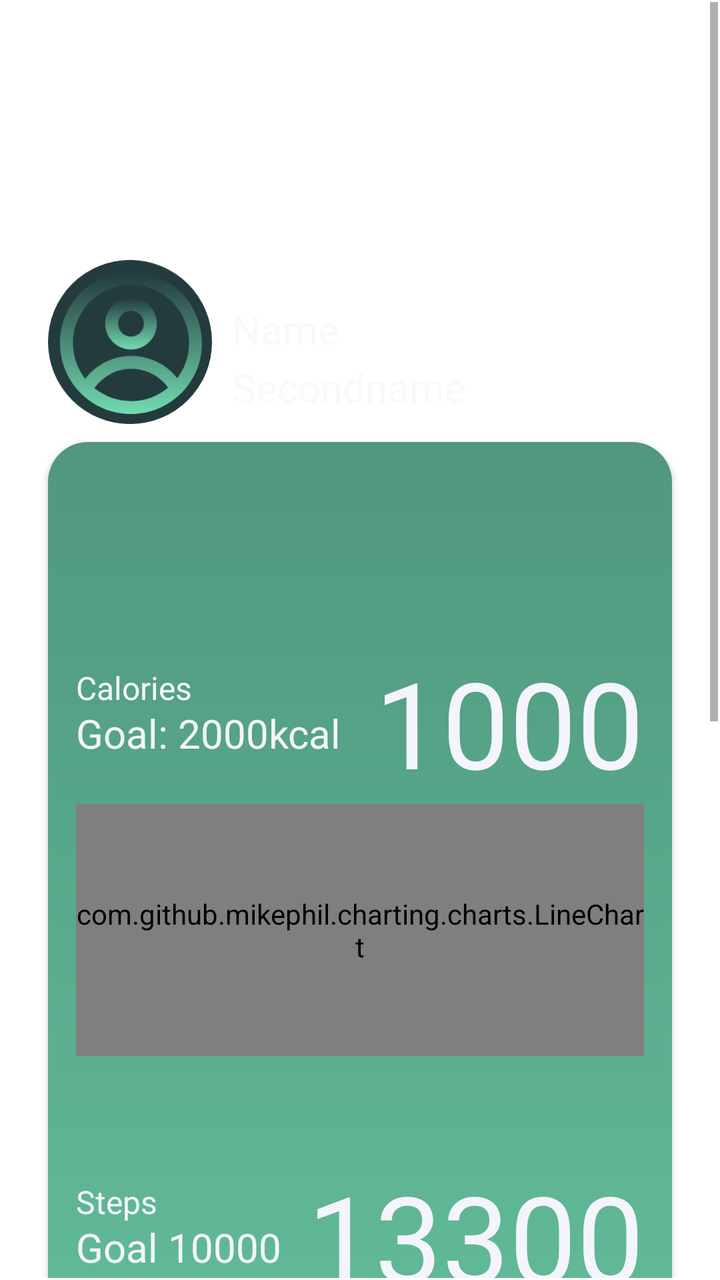
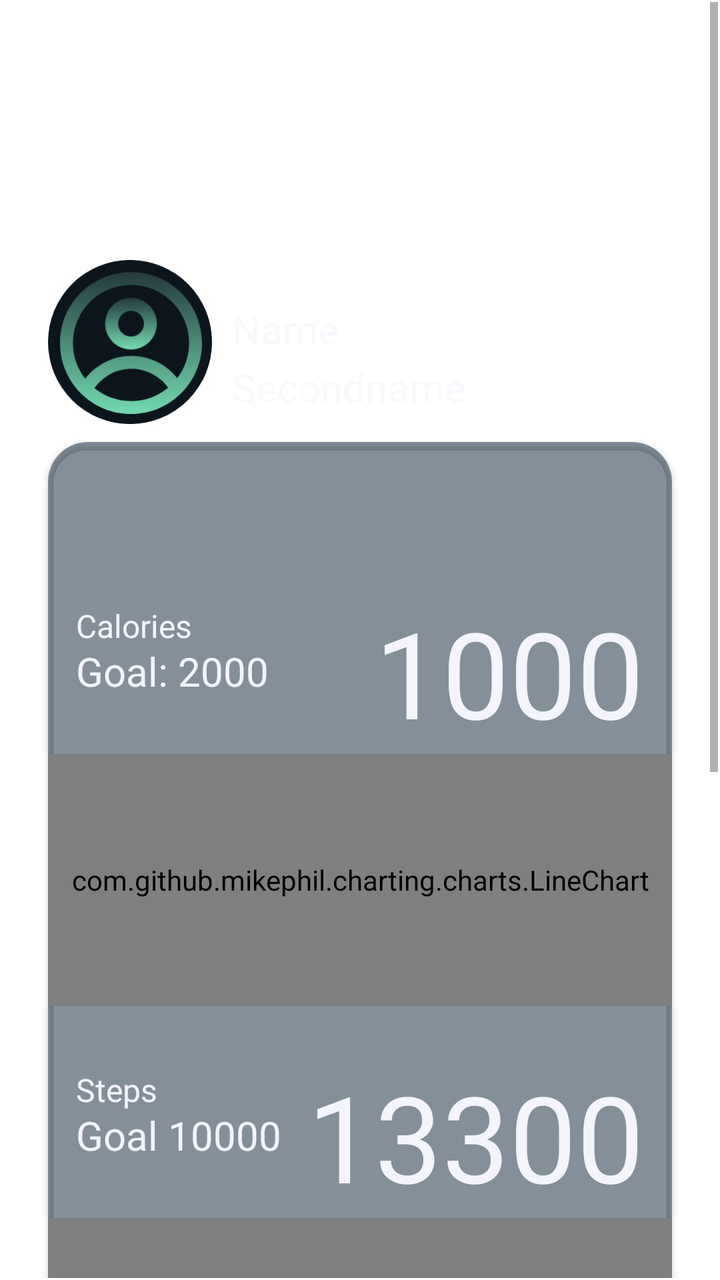

Two renders of the same Android screen: before a commit and after it. Below are the layout's source before the change and the commit's diff.
<!-- AndroidManifest.xml: application theme Theme.FitnesApp -->
<!-- res/layout/fragment_day_activity.xml -->
<?xml version="1.0" encoding="utf-8"?>
<androidx.constraintlayout.widget.ConstraintLayout xmlns:android="http://schemas.android.com/apk/res/android"
    xmlns:tools="http://schemas.android.com/tools"
    android:layout_width="match_parent"
    android:layout_height="match_parent"
    xmlns:app="http://schemas.android.com/apk/res-auto"
    tools:context=".ui.dayactivity.DayActivityFragment">
    <ScrollView
        android:layout_width="match_parent"
        android:layout_height="match_parent"
        android:layout_marginStart="1dp"
        android:layout_marginTop="1dp"
        android:layout_marginEnd="1dp"
        android:layout_marginBottom="1dp"
        android:contentDescription="@string/app_name"
        app:layout_constraintBottom_toBottomOf="parent"
        app:layout_constraintEnd_toEndOf="parent"
        app:layout_constraintStart_toStartOf="parent"
        app:layout_constraintTop_toTopOf="parent">

        <RelativeLayout
            android:layout_width="match_parent"
            android:layout_height="match_parent">

            <androidx.cardview.widget.CardView
                android:id="@+id/cardView"
                android:layout_width="match_parent"
                android:layout_height="wrap_content"
                android:layout_alignParentStart="true"
                android:layout_alignParentTop="true"
                android:layout_alignParentEnd="true"
                android:layout_marginStart="23dp"
                android:layout_marginLeft="23dp"
                android:layout_marginTop="220dp"
                android:layout_marginEnd="23dp"
                android:layout_marginRight="23dp"
                android:layout_marginBottom="100dp"
                app:cardBackgroundColor="@android:color/transparent"
                app:cardCornerRadius="20dp">

                <androidx.constraintlayout.widget.ConstraintLayout
                    android:layout_width="match_parent"
                    android:layout_height="match_parent"
                    android:background="@drawable/bg_element"
                    android:paddingBottom="10dp">


                    <TextView
                        android:id="@+id/textView32"
                        android:layout_width="wrap_content"
                        android:layout_height="wrap_content"
                        android:layout_marginStart="14dp"
                        android:fontFamily="@font/nobile_bold"
                        android:text="Protein: 76g"
                        android:textColor="@color/text"
                        android:textSize="20sp"
                        app:layout_constraintStart_toStartOf="parent"
                        app:layout_constraintTop_toBottomOf="@+id/textView34" />

                    <TextView
                        android:id="@+id/textView34"
                        android:layout_width="wrap_content"
                        android:layout_height="wrap_content"
                        android:layout_marginStart="14dp"
                        android:fontFamily="@font/nobile_bold"
                        android:text="Carbs: 420g"
                        android:textColor="@color/text"
                        android:textSize="20sp"
                        app:layout_constraintStart_toStartOf="parent"
                        app:layout_constraintTop_toBottomOf="@+id/textView31" />

                    <TextView
                        android:id="@+id/textView33"
                        android:layout_width="wrap_content"
                        android:layout_height="wrap_content"
                        android:layout_marginStart="14dp"
                        android:fontFamily="@font/nobile_bold"
                        android:text="Fats: 19g"
                        android:textColor="@color/text"
                        android:textSize="20sp"
                        app:layout_constraintStart_toStartOf="parent"
                        app:layout_constraintTop_toBottomOf="@+id/textView32" />

                    <TextView
                        android:id="@+id/textView31"
                        android:layout_width="wrap_content"
                        android:layout_height="wrap_content"
                        android:fontFamily="@font/nobile_bold"
                        android:text="@string/text_total"
                        android:textColor="@color/text_smuf"
                        android:textSize="20sp"
                        app:layout_constraintEnd_toEndOf="parent"
                        app:layout_constraintStart_toStartOf="parent"
                        app:layout_constraintTop_toBottomOf="@+id/recyclerViewNutHistory" />

                    <androidx.recyclerview.widget.RecyclerView
                        android:id="@+id/recyclerViewNutHistory"
                        android:layout_width="match_parent"
                        android:layout_height="match_parent"
                        app:layout_constraintEnd_toEndOf="parent"
                        app:layout_constraintStart_toStartOf="parent"
                        app:layout_constraintTop_toBottomOf="@+id/tvStepsScore3" />

                    <TextView
                        android:id="@+id/textView30"
                        android:layout_width="wrap_content"
                        android:layout_height="wrap_content"
                        android:layout_marginStart="14dp"
                        android:layout_marginTop="62dp"
                        android:fontFamily="@font/nobile"
                        android:text="@string/text_nutrition"
                        android:textColor="@color/text"
                        android:textSize="16sp"
                        app:layout_constraintStart_toStartOf="parent"
                        app:layout_constraintTop_toBottomOf="@+id/constraintLayout4" />

                    <TextView
                        android:id="@+id/tvStepsGoal3"
                        android:layout_width="wrap_content"
                        android:layout_height="wrap_content"
                        android:fontFamily="@font/nobile_bold"
                        android:text="Max: 3500"
                        android:textColor="@color/text"
                        android:textSize="20sp"
                        app:layout_constraintStart_toStartOf="@+id/textView30"
                        app:layout_constraintTop_toBottomOf="@+id/textView30" />

                    <TextView
                        android:id="@+id/tvStepsScore3"
                        android:layout_width="wrap_content"
                        android:layout_height="wrap_content"
                        android:layout_marginTop="50dp"
                        android:layout_marginEnd="14dp"
                        android:fontFamily="@font/nobile_bold"
                        android:text="2450"
                        android:textColor="@color/text"
                        android:textSize="60sp"
                        app:layout_constraintEnd_toEndOf="parent"
                        app:layout_constraintTop_toBottomOf="@+id/constraintLayout4" />

                    <androidx.constraintlayout.widget.ConstraintLayout
                        android:id="@+id/constraintLayout4"
                        android:layout_width="match_parent"
                        android:layout_height="match_parent"
                        app:layout_constraintEnd_toEndOf="parent"
                        app:layout_constraintStart_toStartOf="parent"
                        app:layout_constraintTop_toBottomOf="@+id/constraintLayout3">

                        <TextView
                            android:id="@+id/tvStepsGoal"
                            android:layout_width="wrap_content"
                            android:layout_height="wrap_content"
                            android:layout_marginTop="20dp"
                            android:fontFamily="@font/nobile_bold"
                            android:text="Goal 10000"
                            android:textColor="@color/text"
                            android:textSize="20sp"
                            app:layout_constraintStart_toStartOf="@+id/textView9"
                            app:layout_constraintTop_toTopOf="@+id/textView9" />

                        <com.github.mikephil.charting.charts.LineChart
                            android:id="@+id/chartStepsinfo"
                            android:layout_width="0dp"
                            android:layout_height="126dp"
                            android:layout_gravity="bottom"
                            android:layout_marginStart="14dp"
                            android:layout_marginTop="1dp"
                            android:layout_marginEnd="14dp"
                            android:foregroundGravity="bottom"
                            app:layout_constraintBottom_toBottomOf="parent"
                            app:layout_constraintEnd_toEndOf="parent"
                            app:layout_constraintStart_toStartOf="parent"
                            app:layout_constraintTop_toBottomOf="@+id/tvStepsScore" />

                        <TextView
                            android:id="@+id/tvStepsScore"
                            android:layout_width="wrap_content"
                            android:layout_height="wrap_content"
                            android:layout_marginTop="50dp"
                            android:layout_marginEnd="14dp"
                            android:fontFamily="@font/nobile_bold"
                            android:text="13300"
                            android:textColor="@color/text"
                            android:textSize="60sp"
                            app:layout_constraintEnd_toEndOf="parent"
                            app:layout_constraintTop_toTopOf="parent" />

                        <TextView
                            android:id="@+id/textView9"
                            android:layout_width="wrap_content"
                            android:layout_height="wrap_content"
                            android:layout_marginStart="14dp"
                            android:layout_marginTop="62dp"
                            android:fontFamily="@font/nobile"
                            android:text="@string/text_steps"
                            android:textColor="@color/text"
                            android:textSize="16sp"
                            app:layout_constraintStart_toStartOf="parent"
                            app:layout_constraintTop_toTopOf="parent" />
                    </androidx.constraintlayout.widget.ConstraintLayout>

                    <androidx.recyclerview.widget.RecyclerView
                        android:id="@+id/recyclerView"
                        android:layout_width="match_parent"
                        android:layout_height="50dp"
                        app:layout_constraintEnd_toEndOf="parent"
                        app:layout_constraintStart_toStartOf="parent"
                        app:layout_constraintTop_toTopOf="parent" />

                    <androidx.constraintlayout.widget.ConstraintLayout
                        android:id="@+id/constraintLayout3"
                        android:layout_width="match_parent"
                        android:layout_height="match_parent"
                        app:layout_constraintEnd_toEndOf="parent"
                        app:layout_constraintStart_toStartOf="parent"
                        app:layout_constraintTop_toBottomOf="@+id/recyclerView">

                        <TextView
                            android:id="@+id/tvCaloriesGoal"
                            android:layout_width="wrap_content"
                            android:layout_height="wrap_content"
                            android:layout_marginTop="20dp"
                            android:fontFamily="@font/nobile_bold"
                            android:text="Goal: 2000kcal"
                            android:textColor="@color/text"
                            android:textSize="20sp"
                            app:layout_constraintStart_toStartOf="@+id/textView8"
                            app:layout_constraintTop_toTopOf="@+id/textView8" />

                        <com.github.mikephil.charting.charts.LineChart
                            android:id="@+id/chartCaloriesnfo"
                            android:layout_width="0dp"
                            android:layout_height="126dp"
                            android:layout_gravity="bottom"
                            android:layout_marginStart="14dp"
                            android:layout_marginTop="1dp"
                            android:layout_marginEnd="14dp"
                            android:foregroundGravity="bottom"
                            app:layout_constraintBottom_toBottomOf="parent"
                            app:layout_constraintEnd_toEndOf="parent"
                            app:layout_constraintStart_toStartOf="parent"
                            app:layout_constraintTop_toBottomOf="@+id/tvCaloriesScore" />

                        <TextView
                            android:id="@+id/tvCaloriesScore"
                            android:layout_width="wrap_content"
                            android:layout_height="wrap_content"
                            android:layout_marginTop="50dp"
                            android:layout_marginEnd="14dp"
                            android:fontFamily="@font/nobile_bold"
                            android:text="1000"
                            android:textColor="@color/text"
                            android:textSize="60sp"
                            app:layout_constraintEnd_toEndOf="parent"
                            app:layout_constraintTop_toTopOf="parent" />

                        <TextView
                            android:id="@+id/textView8"
                            android:layout_width="wrap_content"
                            android:layout_height="wrap_content"
                            android:layout_marginStart="14dp"
                            android:layout_marginTop="62dp"
                            android:fontFamily="@font/nobile"
                            android:text="@string/text_calories"
                            android:textColor="@color/text"
                            android:textSize="16sp"
                            app:layout_constraintStart_toStartOf="parent"
                            app:layout_constraintTop_toTopOf="parent" />
                    </androidx.constraintlayout.widget.ConstraintLayout>


                </androidx.constraintlayout.widget.ConstraintLayout>

            </androidx.cardview.widget.CardView>

            <ImageView
                android:id="@+id/imageView3"
                android:layout_width="82dp"
                android:layout_height="82dp"
                android:layout_alignParentStart="true"
                android:layout_alignParentTop="true"
                android:layout_marginStart="23dp"
                android:layout_marginTop="129dp"
                android:layout_marginBottom="0dp"
                android:src="@drawable/ic_profile_icon" />

            <TextView
                android:id="@+id/textView2"
                android:layout_width="wrap_content"
                android:layout_height="wrap_content"
                android:layout_alignTop="@+id/imageView3"
                android:layout_marginStart="10dp"
                android:layout_marginTop="21dp"
                android:layout_toEndOf="@+id/imageView3"
                android:text="Name"
                android:textColor="@color/text_smuf"
                android:textSize="20sp" />

            <TextView
                android:id="@+id/textView3"
                android:layout_width="wrap_content"
                android:layout_height="wrap_content"
                android:layout_alignTop="@+id/imageView3"
                android:layout_marginStart="10dp"
                android:layout_marginTop="50dp"
                android:layout_toEndOf="@+id/imageView3"
                android:text="Secondname"
                android:textColor="@color/text_smuf"
                android:textSize="20sp" />

        </RelativeLayout>
    </ScrollView>
</androidx.constraintlayout.widget.ConstraintLayout>
<!-- resources referenced by this layout -->
<resources>
  <color name="text">#F4F5FC</color>
  <color name="text_smuf">#99F4F5FC</color>
  <!-- drawable bg_element (drawable) -->
  <?xml version="1.0" encoding="utf-8"?>
  <shape xmlns:android="http://schemas.android.com/apk/res/android"
      android:shape="rectangle">
  
      <gradient
          android:type="linear"
          android:angle="-90"
          android:startColor="#50977E"
          android:endColor="#70D8AE" />
  
  </shape>
  <!-- drawable ic_profile_icon: vector/xml drawable (drawable, 2824 chars, omitted) -->
  <string name="app_name" translatable="false">FitnesApp</string>
  <string name="text_calories">Calories</string>
  <string name="text_nutrition">Nutrition</string>
  <string name="text_steps">Steps</string>
  <string name="text_total">Total</string>
  <style name="Theme.FitnesApp" parent="Theme.MaterialComponents.DayNight.NoActionBar">
  
          <item name="colorPrimary">@color/accent_color</item>
          <item name="colorPrimaryVariant">@color/secondary</item>
          <item name="colorOnPrimary">@color/black</item>
          <item name="colorSecondary">@color/teal_200</item>
          <item name="colorSecondaryVariant">@color/teal_200</item>
          <item name="colorOnSecondary">@color/black</item>
  
          <item name="android:statusBarColor">@android:color/transparent</item>
          <item name="android:windowLightStatusBar">false</item>
      </style>
  <color name="accent_color">#81EDA0</color>
  <color name="secondary">#3E8069</color>
  <color name="black">#FF000000</color>
  <color name="teal_200">#FF03DAC5</color>
</resources>

<!-- the commit's change to res/layout/fragment_day_activity.xml (unified diff, before → after) -->
@@ -41,7 +41,7 @@
                 <androidx.constraintlayout.widget.ConstraintLayout
                     android:layout_width="match_parent"
                     android:layout_height="match_parent"
-                    android:background="@drawable/bg_element"
+                    android:background="@color/background_50"
                     android:paddingBottom="10dp">
 
 
@@ -106,7 +106,7 @@
                         android:layout_width="wrap_content"
                         android:layout_height="wrap_content"
                         android:layout_marginStart="14dp"
-                        android:layout_marginTop="62dp"
+                        android:layout_marginTop="31dp"
                         android:fontFamily="@font/nobile"
                         android:text="@string/text_nutrition"
                         android:textColor="@color/text"
@@ -129,7 +129,7 @@
                         android:id="@+id/tvStepsScore3"
                         android:layout_width="wrap_content"
                         android:layout_height="wrap_content"
-                        android:layout_marginTop="50dp"
+                        android:layout_marginTop="25dp"
                         android:layout_marginEnd="14dp"
                         android:fontFamily="@font/nobile_bold"
                         android:text="2450"
@@ -163,9 +163,7 @@
                             android:layout_width="0dp"
                             android:layout_height="126dp"
                             android:layout_gravity="bottom"
-                            android:layout_marginStart="14dp"
                             android:layout_marginTop="1dp"
-                            android:layout_marginEnd="14dp"
                             android:foregroundGravity="bottom"
                             app:layout_constraintBottom_toBottomOf="parent"
                             app:layout_constraintEnd_toEndOf="parent"
@@ -176,7 +174,7 @@
                             android:id="@+id/tvStepsScore"
                             android:layout_width="wrap_content"
                             android:layout_height="wrap_content"
-                            android:layout_marginTop="50dp"
+                            android:layout_marginTop="25dp"
                             android:layout_marginEnd="14dp"
                             android:fontFamily="@font/nobile_bold"
                             android:text="13300"
@@ -190,7 +188,7 @@
                             android:layout_width="wrap_content"
                             android:layout_height="wrap_content"
                             android:layout_marginStart="14dp"
-                            android:layout_marginTop="62dp"
+                            android:layout_marginTop="31dp"
                             android:fontFamily="@font/nobile"
                             android:text="@string/text_steps"
                             android:textColor="@color/text"
@@ -200,7 +198,7 @@
                     </androidx.constraintlayout.widget.ConstraintLayout>
 
                     <androidx.recyclerview.widget.RecyclerView
-                        android:id="@+id/recyclerView"
+                        android:id="@+id/recyclerViewDayActivity"
                         android:layout_width="match_parent"
                         android:layout_height="50dp"
                         app:layout_constraintEnd_toEndOf="parent"
@@ -213,7 +211,7 @@
                         android:layout_height="match_parent"
                         app:layout_constraintEnd_toEndOf="parent"
                         app:layout_constraintStart_toStartOf="parent"
-                        app:layout_constraintTop_toBottomOf="@+id/recyclerView">
+                        app:layout_constraintTop_toBottomOf="@+id/recyclerViewDayActivity">
 
                         <TextView
                             android:id="@+id/tvCaloriesGoal"
@@ -221,7 +219,7 @@
                             android:layout_height="wrap_content"
                             android:layout_marginTop="20dp"
                             android:fontFamily="@font/nobile_bold"
-                            android:text="Goal: 2000kcal"
+                            android:text="Goal: 2000"
                             android:textColor="@color/text"
                             android:textSize="20sp"
                             app:layout_constraintStart_toStartOf="@+id/textView8"
@@ -232,9 +230,7 @@
                             android:layout_width="0dp"
                             android:layout_height="126dp"
                             android:layout_gravity="bottom"
-                            android:layout_marginStart="14dp"
                             android:layout_marginTop="1dp"
-                            android:layout_marginEnd="14dp"
                             android:foregroundGravity="bottom"
                             app:layout_constraintBottom_toBottomOf="parent"
                             app:layout_constraintEnd_toEndOf="parent"
@@ -245,7 +241,7 @@
                             android:id="@+id/tvCaloriesScore"
                             android:layout_width="wrap_content"
                             android:layout_height="wrap_content"
-                            android:layout_marginTop="50dp"
+                            android:layout_marginTop="25dp"
                             android:layout_marginEnd="14dp"
                             android:fontFamily="@font/nobile_bold"
                             android:text="1000"
@@ -259,7 +255,7 @@
                             android:layout_width="wrap_content"
                             android:layout_height="wrap_content"
                             android:layout_marginStart="14dp"
-                            android:layout_marginTop="62dp"
+                            android:layout_marginTop="31dp"
                             android:fontFamily="@font/nobile"
                             android:text="@string/text_calories"
                             android:textColor="@color/text"
<!-- resource entries referenced after the edit -->
@@ -1,20 +1,9 @@
 <!-- resources referenced by this layout -->
 <resources>
+  <color name="background_50">#80142A3E</color>
   <color name="text">#F4F5FC</color>
   <color name="text_smuf">#99F4F5FC</color>
-  <!-- drawable bg_element (drawable) -->
-  <?xml version="1.0" encoding="utf-8"?>
-  <shape xmlns:android="http://schemas.android.com/apk/res/android"
-      android:shape="rectangle">
-  
-      <gradient
-          android:type="linear"
-          android:angle="-90"
-          android:startColor="#50977E"
-          android:endColor="#70D8AE" />
-  
-  </shape>
-  <!-- drawable ic_profile_icon: vector/xml drawable (drawable, 2824 chars, omitted) -->
+  <!-- drawable ic_profile_icon: vector/xml drawable (drawable, 2833 chars, omitted) -->
   <string name="app_name" translatable="false">FitnesApp</string>
   <string name="text_calories">Calories</string>
   <string name="text_nutrition">Nutrition</string>
@@ -32,8 +21,8 @@
           <item name="android:statusBarColor">@android:color/transparent</item>
           <item name="android:windowLightStatusBar">false</item>
       </style>
-  <color name="accent_color">#81EDA0</color>
-  <color name="secondary">#3E8069</color>
+  <color name="accent_color">#6DD1AA</color>
+  <color name="secondary">#0C151C</color>
   <color name="black">#FF000000</color>
   <color name="teal_200">#FF03DAC5</color>
 </resources>
